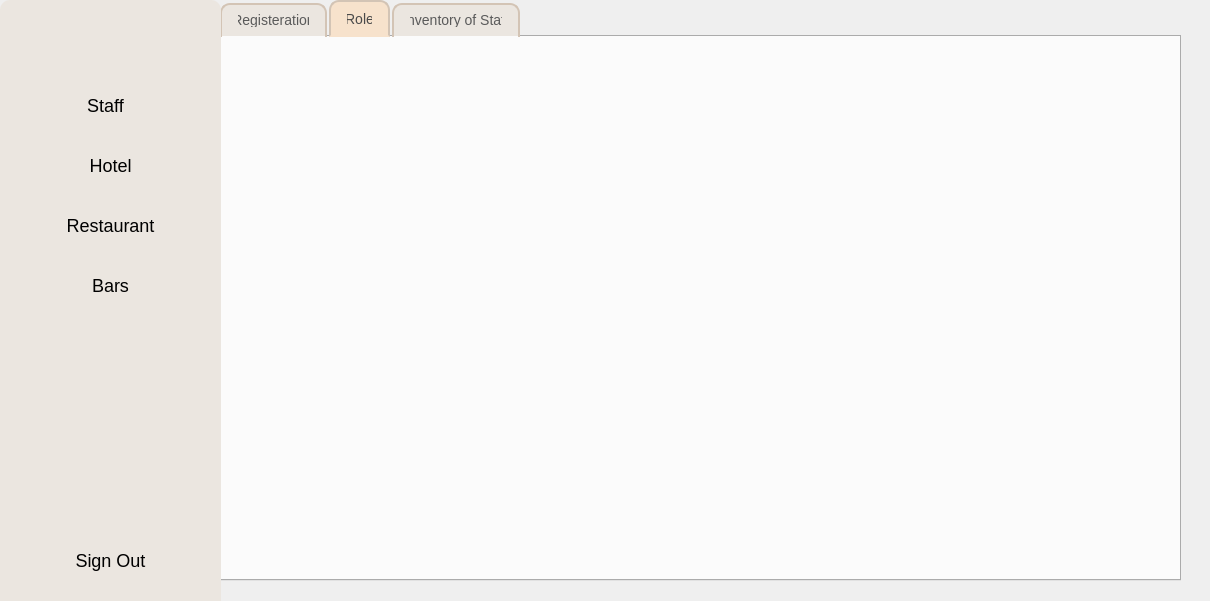
First picture: the form in admin-panel.ui, repository codeironside/hospitality-management-system, before the edit.
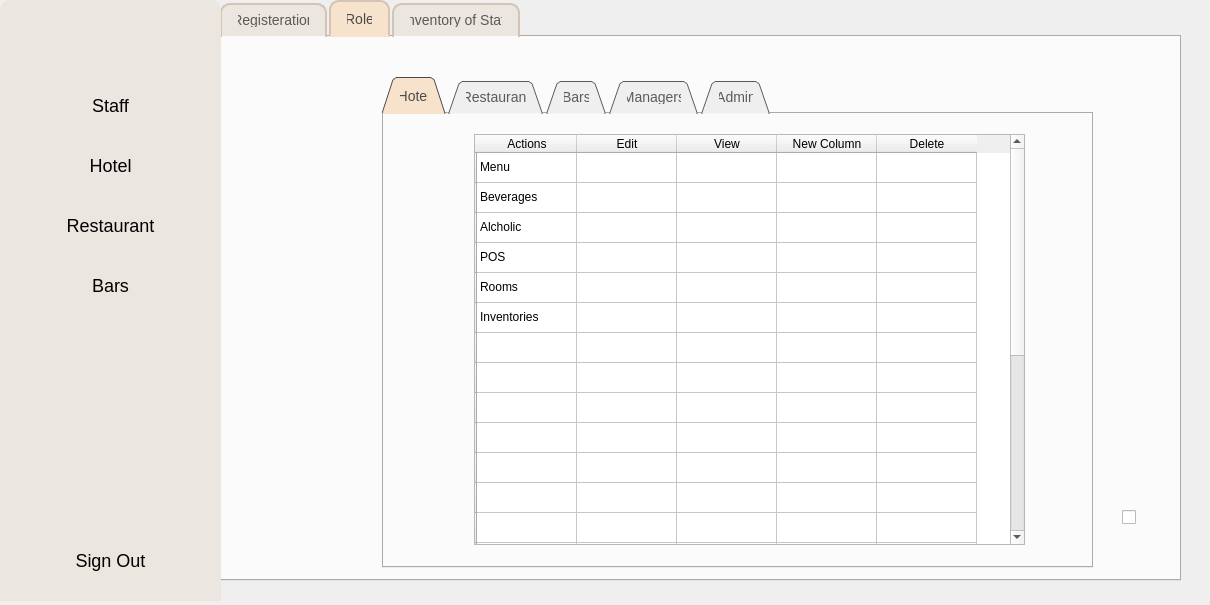
Second picture: the form after the edit. The open tabs and pages were chosen to show the change. Icons and pictures are not drawn.

Diff of the .ui file:
```diff
--- a/admin-panel.ui
+++ b/admin-panel.ui
@@ -7,7 +7,7 @@
     <x>0</x>
     <y>0</y>
     <width>1210</width>
-    <height>601</height>
+    <height>605</height>
    </rect>
   </property>
   <property name="windowTitle">
@@ -842,6 +842,509 @@
         <bool>true</bool>
        </property>
       </widget>
+      <widget class="QCheckBox" name="checkBox">
+       <property name="geometry">
+        <rect>
+         <x>510</x>
+         <y>130</y>
+         <width>21</width>
+         <height>20</height>
+        </rect>
+       </property>
+       <property name="text">
+        <string/>
+       </property>
+      </widget>
+      <widget class="QCheckBox" name="checkBox_2">
+       <property name="geometry">
+        <rect>
+         <x>710</x>
+         <y>130</y>
+         <width>21</width>
+         <height>20</height>
+        </rect>
+       </property>
+       <property name="text">
+        <string/>
+       </property>
+      </widget>
+      <widget class="QCheckBox" name="checkBox_3">
+       <property name="geometry">
+        <rect>
+         <x>610</x>
+         <y>130</y>
+         <width>21</width>
+         <height>20</height>
+        </rect>
+       </property>
+       <property name="text">
+        <string/>
+       </property>
+      </widget>
+      <widget class="QCheckBox" name="checkBox_4">
+       <property name="geometry">
+        <rect>
+         <x>900</x>
+         <y>470</y>
+         <width>21</width>
+         <height>20</height>
+        </rect>
+       </property>
+       <property name="text">
+        <string/>
+       </property>
+      </widget>
+      <widget class="QTabWidget" name="tabWidget_2">
+       <property name="geometry">
+        <rect>
+         <x>160</x>
+         <y>40</y>
+         <width>711</width>
+         <height>491</height>
+        </rect>
+       </property>
+       <property name="tabShape">
+        <enum>QTabWidget::TabShape::Triangular</enum>
+       </property>
+       <property name="currentIndex">
+        <number>2</number>
+       </property>
+       <widget class="QWidget" name="tab_9">
+        <attribute name="title">
+         <string>Hotel</string>
+        </attribute>
+        <widget class="QTableWidget" name="tableWidget_3">
+         <property name="geometry">
+          <rect>
+           <x>90</x>
+           <y>20</y>
+           <width>551</width>
+           <height>411</height>
+          </rect>
+         </property>
+         <row>
+          <property name="text">
+           <string/>
+          </property>
+         </row>
+         <row>
+          <property name="text">
+           <string/>
+          </property>
+         </row>
+         <row>
+          <property name="text">
+           <string/>
+          </property>
+         </row>
+         <row>
+          <property name="text">
+           <string/>
+          </property>
+         </row>
+         <row>
+          <property name="text">
+           <string/>
+          </property>
+         </row>
+         <row>
+          <property name="text">
+           <string/>
+          </property>
+         </row>
+         <row>
+          <property name="text">
+           <string/>
+          </property>
+         </row>
+         <row>
+          <property name="text">
+           <string/>
+          </property>
+         </row>
+         <row>
+          <property name="text">
+           <string/>
+          </property>
+         </row>
+         <row>
+          <property name="text">
+           <string/>
+          </property>
+         </row>
+         <row>
+          <property name="text">
+           <string/>
+          </property>
+         </row>
+         <row>
+          <property name="text">
+           <string/>
+          </property>
+         </row>
+         <row>
+          <property name="text">
+           <string/>
+          </property>
+         </row>
+         <row>
+          <property name="text">
+           <string/>
+          </property>
+         </row>
+         <row>
+          <property name="text">
+           <string/>
+          </property>
+         </row>
+         <row>
+          <property name="text">
+           <string/>
+          </property>
+         </row>
+         <row>
+          <property name="text">
+           <string/>
+          </property>
+         </row>
+         <row>
+          <property name="text">
+           <string/>
+          </property>
+         </row>
+         <row>
+          <property name="text">
+           <string/>
+          </property>
+         </row>
+         <row>
+          <property name="text">
+           <string/>
+          </property>
+         </row>
+         <row>
+          <property name="text">
+           <string/>
+          </property>
+         </row>
+         <row>
+          <property name="text">
+           <string/>
+          </property>
+         </row>
+         <row>
+          <property name="text">
+           <string/>
+          </property>
+         </row>
+         <row>
+          <property name="text">
+           <string/>
+          </property>
+         </row>
+         <column>
+          <property name="text">
+           <string>Actions</string>
+          </property>
+          <property name="icon">
+           <iconset>
+            <normaloff>assets/roles/action.png</normaloff>assets/roles/action.png</iconset>
+          </property>
+         </column>
+         <column>
+          <property name="text">
+           <string>Edit</string>
+          </property>
+          <property name="icon">
+           <iconset>
+            <normaloff>assets/roles/edit.png</normaloff>assets/roles/edit.png</iconset>
+          </property>
+         </column>
+         <column>
+          <property name="text">
+           <string>View</string>
+          </property>
+          <property name="icon">
+           <iconset>
+            <normaloff>assets/roles/eye.png</normaloff>assets/roles/eye.png</iconset>
+          </property>
+         </column>
+         <column>
+          <property name="text">
+           <string>New Column</string>
+          </property>
+          <property name="icon">
+           <iconset>
+            <normaloff>assets/roles/add.png</normaloff>assets/roles/add.png</iconset>
+          </property>
+         </column>
+         <column>
+          <property name="text">
+           <string>Delete</string>
+          </property>
+          <property name="icon">
+           <iconset>
+            <normaloff>assets/roles/bin.png</normaloff>assets/roles/bin.png</iconset>
+          </property>
+         </column>
+         <item row="0" column="0">
+          <property name="text">
+           <string>Menu</string>
+          </property>
+         </item>
+         <item row="1" column="0">
+          <property name="text">
+           <string>Beverages</string>
+          </property>
+         </item>
+         <item row="2" column="0">
+          <property name="text">
+           <string>Alcholic</string>
+          </property>
+         </item>
+         <item row="3" column="0">
+          <property name="text">
+           <string>POS</string>
+          </property>
+         </item>
+         <item row="4" column="0">
+          <property name="text">
+           <string>Rooms</string>
+          </property>
+         </item>
+         <item row="5" column="0">
+          <property name="text">
+           <string>Inventories</string>
+          </property>
+         </item>
+        </widget>
+       </widget>
+       <widget class="QWidget" name="tab_10">
+        <attribute name="title">
+         <string>Restaurant</string>
+        </attribute>
+        <widget class="QTableWidget" name="tableWidget_4">
+         <property name="geometry">
+          <rect>
+           <x>90</x>
+           <y>20</y>
+           <width>551</width>
+           <height>411</height>
+          </rect>
+         </property>
+         <row>
+          <property name="text">
+           <string/>
+          </property>
+         </row>
+         <row>
+          <property name="text">
+           <string/>
+          </property>
+         </row>
+         <row>
+          <property name="text">
+           <string/>
+          </property>
+         </row>
+         <row>
+          <property name="text">
+           <string/>
+          </property>
+         </row>
+         <row>
+          <property name="text">
+           <string/>
+          </property>
+         </row>
+         <row>
+          <property name="text">
+           <string/>
+          </property>
+         </row>
+         <row>
+          <property name="text">
+           <string/>
+          </property>
+         </row>
+         <row>
+          <property name="text">
+           <string/>
+          </property>
+         </row>
+         <row>
+          <property name="text">
+           <string/>
+          </property>
+         </row>
+         <row>
+          <property name="text">
+           <string/>
+          </property>
+         </row>
+         <row>
+          <property name="text">
+           <string/>
+          </property>
+         </row>
+         <row>
+          <property name="text">
+           <string/>
+          </property>
+         </row>
+         <row>
+          <property name="text">
+           <string/>
+          </property>
+         </row>
+         <row>
+          <property name="text">
+           <string/>
+          </property>
+         </row>
+         <row>
+          <property name="text">
+           <string/>
+          </property>
+         </row>
+         <row>
+          <property name="text">
+           <string/>
+          </property>
+         </row>
+         <row>
+          <property name="text">
+           <string/>
+          </property>
+         </row>
+         <row>
+          <property name="text">
+           <string/>
+          </property>
+         </row>
+         <row>
+          <property name="text">
+           <string/>
+          </property>
+         </row>
+         <row>
+          <property name="text">
+           <string/>
+          </property>
+         </row>
+         <row>
+          <property name="text">
+           <string/>
+          </property>
+         </row>
+         <row>
+          <property name="text">
+           <string/>
+          </property>
+         </row>
+         <row>
+          <property name="text">
+           <string/>
+          </property>
+         </row>
+         <row>
+          <property name="text">
+           <string/>
+          </property>
+         </row>
+         <column>
+          <property name="text">
+           <string>Actions</string>
+          </property>
+          <property name="icon">
+           <iconset>
+            <normaloff>assets/roles/action.png</normaloff>assets/roles/action.png</iconset>
+          </property>
+         </column>
+         <column>
+          <property name="text">
+           <string>Edit</string>
+          </property>
+          <property name="icon">
+           <iconset>
+            <normaloff>assets/roles/edit.png</normaloff>assets/roles/edit.png</iconset>
+          </property>
+         </column>
+         <column>
+          <property name="text">
+           <string>View</string>
+          </property>
+          <property name="icon">
+           <iconset>
+            <normaloff>assets/roles/eye.png</normaloff>assets/roles/eye.png</iconset>
+          </property>
+         </column>
+         <column>
+          <property name="text">
+           <string>New Column</string>
+          </property>
+          <property name="icon">
+           <iconset>
+            <normaloff>assets/roles/add.png</normaloff>assets/roles/add.png</iconset>
+          </property>
+         </column>
+         <column>
+          <property name="text">
+           <string>Delete</string>
+          </property>
+          <property name="icon">
+           <iconset>
+            <normaloff>assets/roles/bin.png</normaloff>assets/roles/bin.png</iconset>
+          </property>
+         </column>
+         <item row="0" column="0">
+          <property name="text">
+           <string>Menu</string>
+          </property>
+         </item>
+         <item row="1" column="0">
+          <property name="text">
+           <string>Beverages</string>
+          </property>
+         </item>
+         <item row="2" column="0">
+          <property name="text">
+           <string>Alcholic</string>
+          </property>
+         </item>
+         <item row="3" column="0">
+          <property name="text">
+           <string>POS</string>
+          </property>
+         </item>
+         <item row="4" column="0">
+          <property name="text">
+           <string>Rooms</string>
+          </property>
+         </item>
+         <item row="5" column="0">
+          <property name="text">
+           <string>Inventories</string>
+          </property>
+         </item>
+        </widget>
+       </widget>
+       <widget class="QWidget" name="tab_11">
+        <attribute name="title">
+         <string>Bars</string>
+        </attribute>
+       </widget>
+       <widget class="QWidget" name="tab_12">
+        <attribute name="title">
+         <string>Managers</string>
+        </attribute>
+       </widget>
+       <widget class="QWidget" name="tab_13">
+        <attribute name="title">
+         <string>Admin</string>
+        </attribute>
+       </widget>
+      </widget>
      </widget>
      <widget class="QWidget" name="tab_3">
       <attribute name="icon">
@@ -1330,7 +1833,7 @@
      <rect>
       <x>0</x>
       <y>80</y>
-      <width>211</width>
+      <width>221</width>
       <height>51</height>
      </rect>
     </property>
```
Left out of the diff: 2 changed lines with no effect on the pictures.
